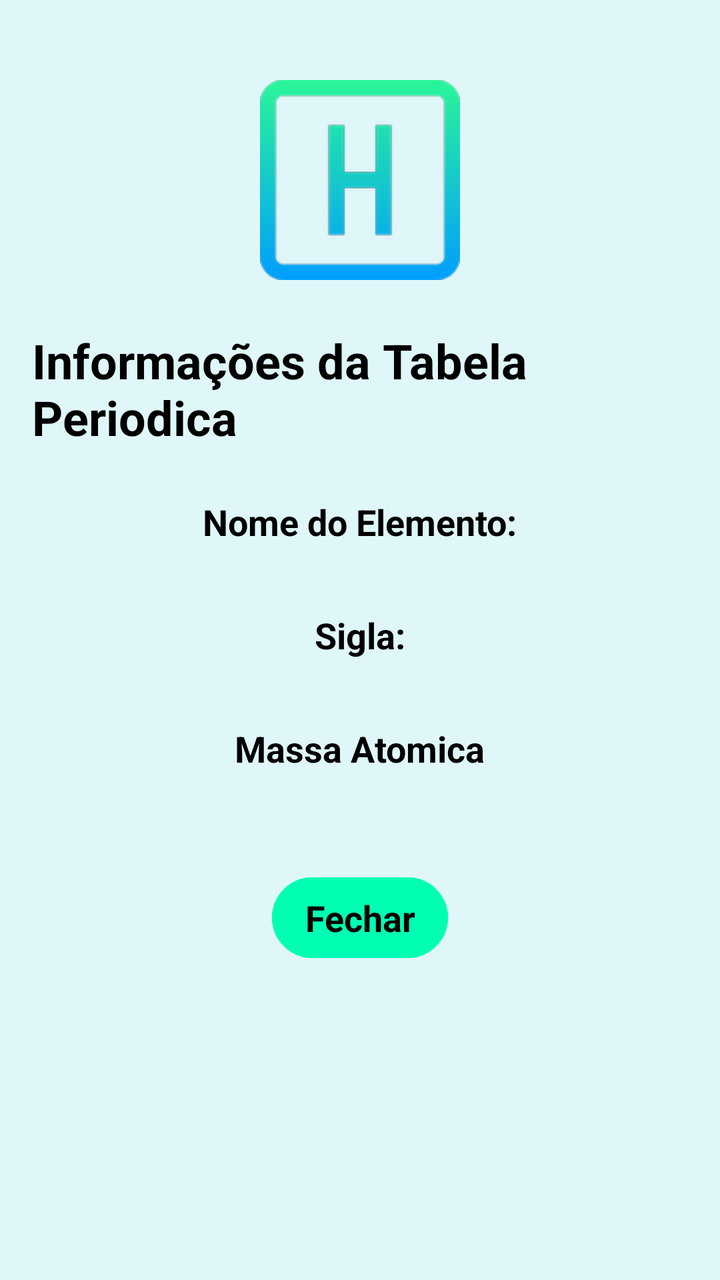
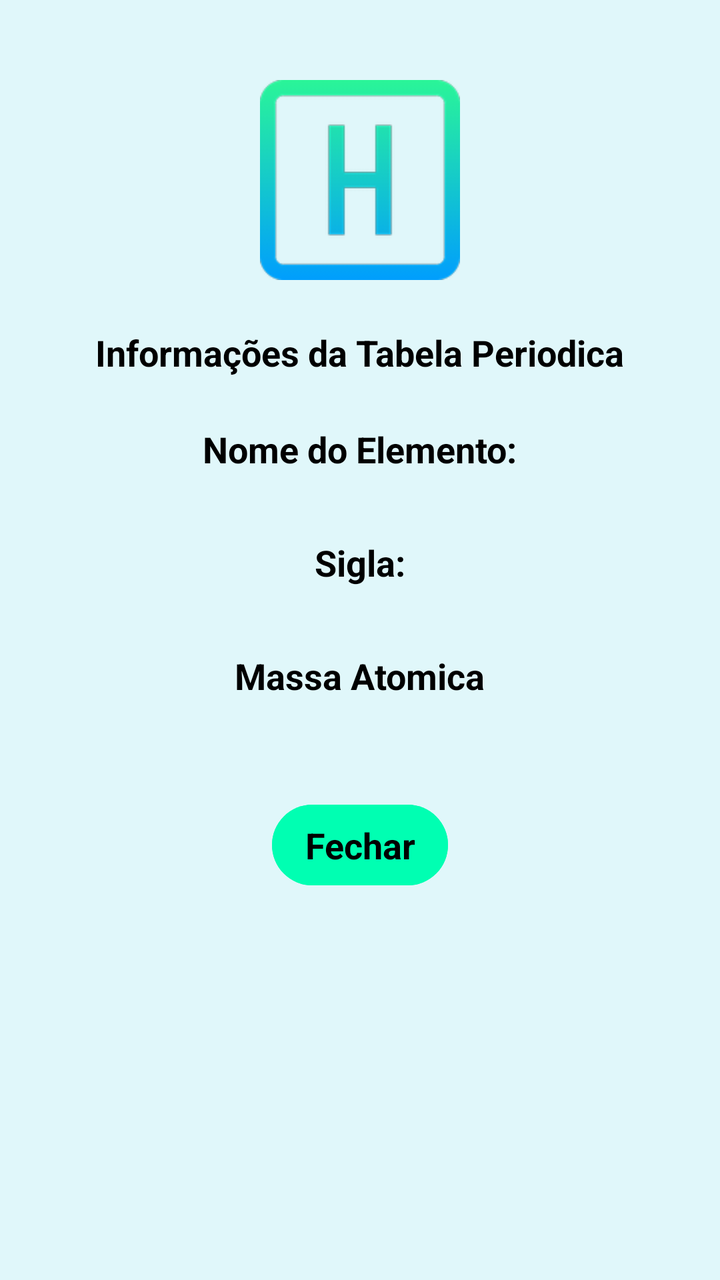

An Android layout rendered at two revisions. The XML below is the earlier revision; the diff shows what the commit changed to produce the second picture.
<!-- AndroidManifest.xml: application theme Theme.ErmesonBalbinotAndrade -->
<!-- res/layout/dialog_hidrogenio.xml -->
<?xml version="1.0" encoding="utf-8"?>
<LinearLayout xmlns:android="http://schemas.android.com/apk/res/android"
    android:orientation="vertical"
    android:layout_width="match_parent"
    android:layout_height="wrap_content"
    android:background="@color/azul_claro"
    android:padding="16dp"
    android:gravity="center_horizontal">

    <ImageView
        android:layout_width="100dp"
        android:layout_height="100dp"
        android:src="@drawable/ic_hidrogenio"
        android:layout_marginTop="24dp"
        android:layout_marginBottom="24dp"/>

    <TextView
        android:layout_width="wrap_content"
        android:layout_height="wrap_content"
        android:text="@string/informa_es_da_tabela_periodica"
        android:textAppearance="@style/TextAppearance.AppCompat.Headline"
        android:textColor="@color/black"
        android:textStyle="bold"
        android:layout_marginBottom="16dp" />

    <TextView
        android:layout_width="wrap_content"
        android:layout_height="wrap_content"
        android:text="@string/nome_do_elemento"
        android:textAppearance="@style/TextAppearance.AppCompat.Medium"
        android:textColor="@color/black"
        android:textStyle="bold"
        android:layout_marginTop="8dp" />

    <TextView
        android:layout_width="match_parent"
        android:layout_height="wrap_content"
        android:id="@+id/textViewNomeHidrogenio"
        android:textAppearance="@style/TextAppearance.AppCompat.Medium"
        android:textColor="@color/azul"
        android:gravity="center"
        android:paddingStart="8dp" />

    <TextView
        android:layout_width="wrap_content"
        android:layout_height="wrap_content"
        android:text="@string/sigla"
        android:textAppearance="@style/TextAppearance.AppCompat.Medium"
        android:textColor="@color/black"
        android:textStyle="bold"
        android:layout_marginTop="8dp" />

    <TextView
        android:layout_width="match_parent"
        android:layout_height="wrap_content"
        android:id="@+id/textViewSiglaHidrogenio"
        android:textAppearance="@style/TextAppearance.AppCompat.Medium"
        android:textColor="@color/azul"
        android:gravity="center"
        android:paddingStart="8dp" />

    <TextView
        android:layout_width="wrap_content"
        android:layout_height="wrap_content"
        android:text="@string/massa_atomica"
        android:textAppearance="@style/TextAppearance.AppCompat.Medium"
        android:textColor="@color/black"
        android:textStyle="bold"
        android:layout_marginTop="8dp" />

    <TextView
        android:layout_width="match_parent"
        android:layout_height="wrap_content"
        android:id="@+id/textViewMassaAtomicaHidrogenio"
        android:textAppearance="@style/TextAppearance.AppCompat.Medium"
        android:textColor="@color/azul"
        android:gravity="center"
        android:paddingStart="8dp" />


    <Button
        android:layout_width="wrap_content"
        android:layout_height="wrap_content"
        android:id="@+id/buttonFechar"
        android:text="@string/fechar"
        android:textColor="@color/black"
        android:backgroundTint="@color/green"
        android:textAppearance="@style/TextAppearance.AppCompat.Medium"
        android:layout_marginTop="24dp"
        android:textStyle="bold"
        android:padding="8dp" />


</LinearLayout>
<!-- resources referenced by this layout -->
<resources>
  <color name="azul">#00A4FF</color>
  <color name="azul_claro">#E0F7FA</color>
  <color name="black">#FF000000</color>
  <color name="green">#00FFB2</color>
  <!-- drawable ic_hidrogenio: png bitmap (drawable-hdpi, 4048 bytes) -->
  <string name="fechar">Fechar</string>
  <string name="informa_es_da_tabela_periodica">Informações da Tabela Periodica</string>
  <string name="massa_atomica">Massa Atomica</string>
  <string name="nome_do_elemento">Nome do Elemento:</string>
  <string name="sigla">Sigla:</string>
  <style name="Theme.ErmesonBalbinotAndrade" parent="Base.Theme.ErmesonBalbinotAndrade" />
  <style name="Base.Theme.ErmesonBalbinotAndrade" parent="Theme.Material3.DayNight.NoActionBar">
          
          
      </style>
</resources>

<!-- the commit's change to res/layout/dialog_hidrogenio.xml (unified diff, before → after) -->
@@ -12,13 +12,14 @@
         android:layout_height="100dp"
         android:src="@drawable/ic_hidrogenio"
         android:layout_marginTop="24dp"
+        android:textAppearance="@style/TextAppearance.AppCompat.Medium"
         android:layout_marginBottom="24dp"/>
 
     <TextView
         android:layout_width="wrap_content"
         android:layout_height="wrap_content"
         android:text="@string/informa_es_da_tabela_periodica"
-        android:textAppearance="@style/TextAppearance.AppCompat.Headline"
+        android:textAppearance="@style/TextAppearance.AppCompat.Medium"
         android:textColor="@color/black"
         android:textStyle="bold"
         android:layout_marginBottom="16dp" />
